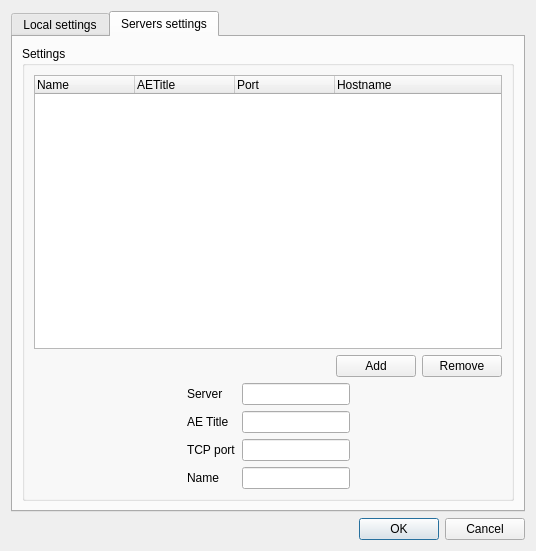
Before: the Qt Designer form Code/qtdcmpreferencesdialog.ui in qtdcm/qtdcm, drawn with Qt 5.
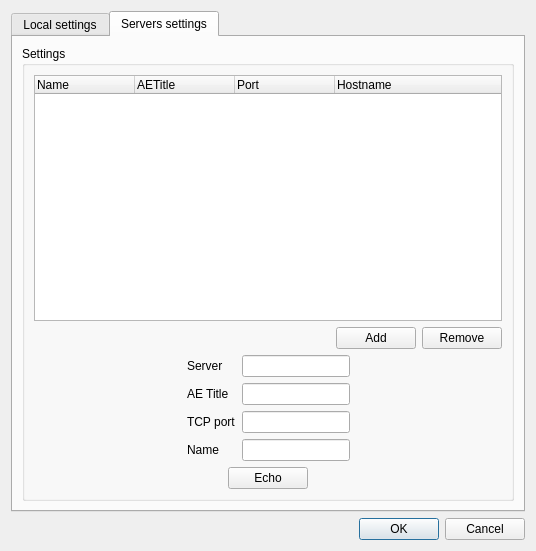
After: the same form once the commit is applied. The open tabs and pages were chosen to show the change.

Commit message: QtDcm : add icons on some widgets, code reformating, move echo request in the preference dialog window.

The edit to the form file:
```diff
--- a/Code/qtdcmpreferencesdialog.ui
+++ b/Code/qtdcmpreferencesdialog.ui
@@ -405,6 +405,43 @@
             </item>
            </layout>
           </item>
+          <item row="3" column="0">
+           <layout class="QHBoxLayout" name="horizontalLayout_6">
+            <item>
+             <spacer name="horizontalSpacer_4">
+              <property name="orientation">
+               <enum>Qt::Horizontal</enum>
+              </property>
+              <property name="sizeHint" stdset="0">
+               <size>
+                <width>40</width>
+                <height>20</height>
+               </size>
+              </property>
+             </spacer>
+            </item>
+            <item>
+             <widget class="QPushButton" name="echoButton">
+              <property name="text">
+               <string>Echo</string>
+              </property>
+             </widget>
+            </item>
+            <item>
+             <spacer name="horizontalSpacer_3">
+              <property name="orientation">
+               <enum>Qt::Horizontal</enum>
+              </property>
+              <property name="sizeHint" stdset="0">
+               <size>
+                <width>40</width>
+                <height>20</height>
+               </size>
+              </property>
+             </spacer>
+            </item>
+           </layout>
+          </item>
          </layout>
         </widget>
        </item>
```
Left out of the diff: 2 changed lines with no effect on the pictures. The commit also changes 60 other files.
